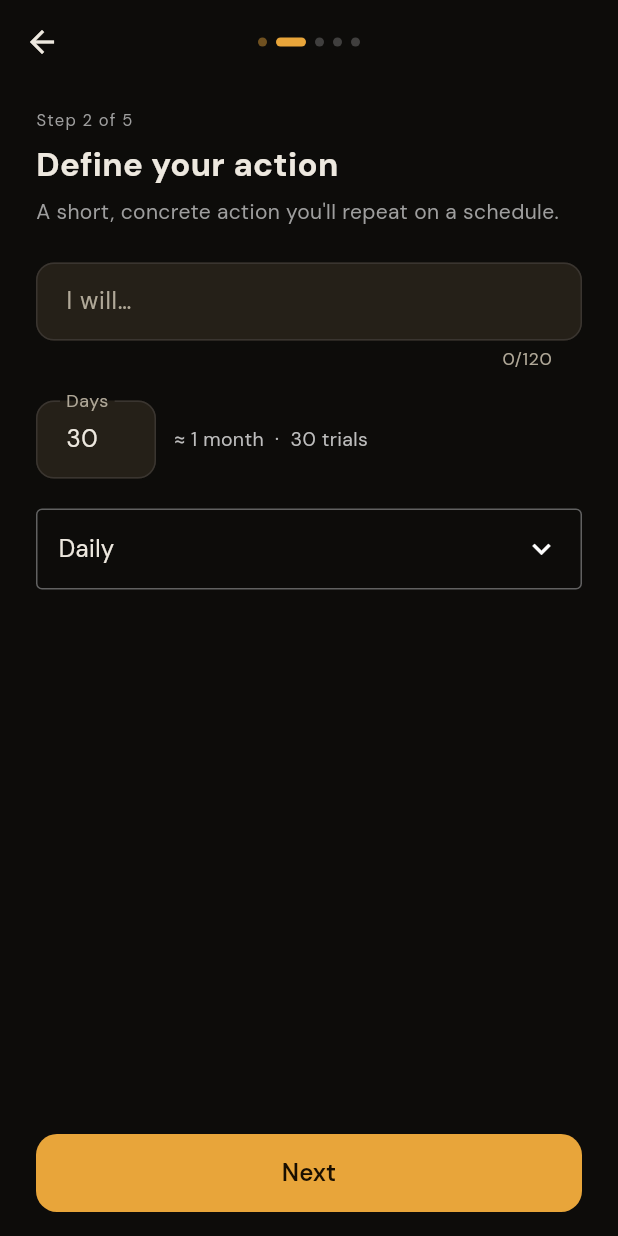
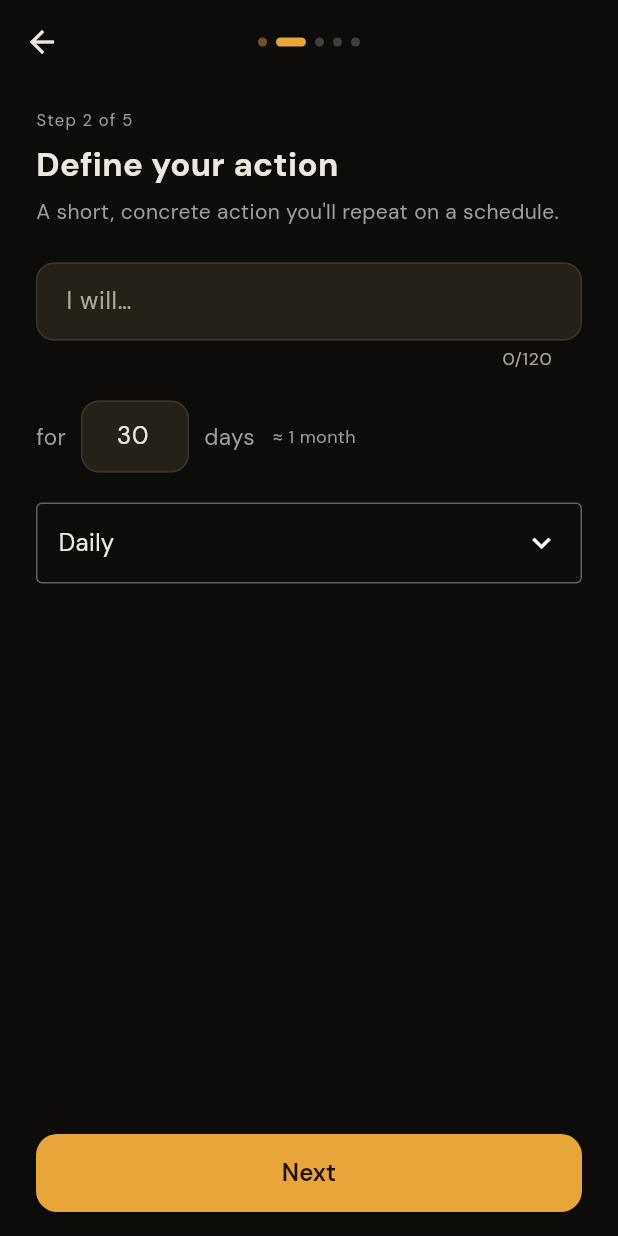
Before and after one commit to jae-ventures/tiny_experiments, a Flutter app: the PactCreationScreen screen opened by its route, after a tap on "Next", on a phone screen of 412 x 824 dp. Run offline on Flutter 3.47's test engine with Material 3 defaults, Android fonts, the phone set to English and light mode, and no system bars; our stand-ins replace drift, drift_flutter, flutter_riverpod, fpdart, freezed_annotation, go_router and 1 more; accounts and stored records are empty; generated files the repository leaves out were written again.

Commit message:
polish: duration language, step 2 flow, check-in states + spec note
- _formatDays: comma → "and" (e.g. "2 weeks and 1 day") in both
  pact_creation_providers.dart and pact_card.dart
- Step 2 duration row restructured to read as a sentence continuation:
  "for [X] days ≈ 1 month" — bridges naturally from "I will…" action field
- Check-in done state: surfaceVariant bg → subtle green tint (15% alpha)
  + soft green glow so completed feels distinct from disabled/not-due
- specs/02_feature_spec_pact.md §14: add open question on unscheduled
  trial logging with Options B/C and hybrid direction noted

Co-Authored-By: Claude Sonnet 4.6 <noreply@anthropic.com>

```diff
--- a/lib/features/pact/presentation/pact_creation_screen.dart
+++ b/lib/features/pact/presentation/pact_creation_screen.dart
@@ -382,20 +382,31 @@ class _Step2PactAction extends ConsumerWidget {
           ),
           const SizedBox(height: 20),
 
-          // Duration row
+          // Duration row — reads as a sentence: "for [X] days ≈ …"
           Row(
+            crossAxisAlignment: CrossAxisAlignment.center,
             children: [
+              Text(
+                'for',
+                style: TextStyle(
+                  fontSize: 15,
+                  color: Colors.grey.shade500,
+                ),
+              ),
+              const SizedBox(width: 10),
               SizedBox(
-                width: 80,
+                width: 72,
                 child: TextField(
                   keyboardType: TextInputType.number,
                   inputFormatters: [
                     FilteringTextInputFormatter.digitsOnly,
                     _MaxValueFormatter(3650),
                   ],
+                  textAlign: TextAlign.center,
                   decoration: InputDecoration(
-                    labelText: 'Days',
                     border: const OutlineInputBorder(),
+                    contentPadding:
+                        const EdgeInsets.symmetric(horizontal: 8, vertical: 12),
                     errorText: showErrors && !form.isDurationValid ? '' : null,
                   ),
                   controller: TextEditingController.fromValue(
@@ -411,15 +422,23 @@ class _Step2PactAction extends ConsumerWidget {
                   },
                 ),
               ),
+              const SizedBox(width: 10),
+              Text(
+                'days',
+                style: TextStyle(
+                  fontSize: 15,
+                  color: Colors.grey.shade500,
+                ),
+              ),
               const SizedBox(width: 12),
               Expanded(
                 child: Text(
                   form.durationLabel.isEmpty
-                      ? '—'
-                      : '≈ ${form.durationLabel}  ·  ${form.durationTrials} ${form.durationTrials == 1 ? 'trial' : 'trials'}',
+                      ? ''
+                      : '≈ ${form.durationLabel}',
                   style: TextStyle(
-                    fontSize: 13,
-                    color: Colors.grey.shade400,
+                    fontSize: 12,
+                    color: Colors.grey.shade500,
                   ),
                 ),
               ),
@@ -805,13 +824,12 @@ class _Step5Review extends ConsumerWidget {
     return _StepScaffold(
       stepLabel: 'Step 5 of 5',
       title: 'Review your experiment',
-      subtitle: 'Everything look right?',
+      subtitle: 'Does this feel right?',
       child: Container(
         padding: const EdgeInsets.all(20),
         decoration: BoxDecoration(
           borderRadius: BorderRadius.circular(16),
-          border: Border.all(
-              color: color.withValues(alpha: 0.35), width: 1.5),
+          border: Border.all(color: color.withValues(alpha: 0.35), width: 1.5),
           color: color.withValues(alpha: 0.06),
           boxShadow: [
             BoxShadow(
@@ -824,74 +842,81 @@ class _Step5Review extends ConsumerWidget {
         child: Column(
           crossAxisAlignment: CrossAxisAlignment.start,
           children: [
-            // Action
+            // ── Commitment sentence ──────────────────────────────────────────
             Row(
+              crossAxisAlignment: CrossAxisAlignment.start,
               children: [
-                Container(
-                  width: 10,
-                  height: 10,
-                  decoration: BoxDecoration(
-                    shape: BoxShape.circle,
-                    color: color.withValues(alpha: 0.85),
+                Padding(
+                  padding: const EdgeInsets.only(top: 3),
+                  child: Container(
+                    width: 8,
+                    height: 8,
+                    decoration: BoxDecoration(
+                      shape: BoxShape.circle,
+                      color: color.withValues(alpha: 0.85),
+                    ),
                   ),
                 ),
                 const SizedBox(width: 10),
                 Expanded(
                   child: Text(
-                    'I will ${form.action.isEmpty ? '—' : form.action.trim()}',
+                    form.commitmentSentence.isEmpty
+                        ? 'I will … every day for …'
+                        : form.commitmentSentence,
                     style: const TextStyle(
-                        fontSize: 16, fontWeight: FontWeight.w600),
+                      fontSize: 17,
+                      fontWeight: FontWeight.w600,
+                      height: 1.35,
+                    ),
                   ),
                 ),
               ],
             ),
+
+            // ── Dates ────────────────────────────────────────────────────────
             const SizedBox(height: 16),
-
-            _ReviewRow(
-              label: 'Cadence',
-              value: _cadenceLabel(form.cadence),
-            ),
-            _ReviewRow(
-              label: 'Duration',
-              value:
-                  '${form.durationLabel} · ${form.durationTrials} trials',
-            ),
+            const Divider(height: 1),
+            const SizedBox(height: 12),
             _ReviewRow(
               label: 'Starts',
               value: dateFormat.format(form.startDate),
             ),
             _ReviewRow(
               label: 'Ends',
-              value: dateFormat.format(form.endDate),
+              value:
+                  '${dateFormat.format(form.endDate)}  ·  ${form.durationTrials} ${form.durationTrials == 1 ? 'trial' : 'trials'}',
             ),
 
+            // ── If/then (optional) ───────────────────────────────────────────
             if (form.ifCondition.trim().isNotEmpty) ...[
-              const SizedBox(height: 8),
+              const SizedBox(height: 12),
               const Divider(height: 1),
-              const SizedBox(height: 8),
-              _ReviewRow(
-                  label: 'If', value: form.ifCondition.trim()),
-              _ReviewRow(
-                  label: 'Then', value: form.thenAction.trim()),
+              const SizedBox(height: 12),
+              _ReviewRow(label: 'If', value: form.ifCondition.trim()),
+              _ReviewRow(label: 'Then', value: form.thenAction.trim()),
             ],
 
+            // ── Hypothesis (optional) ────────────────────────────────────────
             if (form.hypothesis.trim().isNotEmpty) ...[
-              const SizedBox(height: 8),
+              const SizedBox(height: 12),
               const Divider(height: 1),
-              const SizedBox(height: 8),
+              const SizedBox(height: 12),
               Text(
                 '"${form.hypothesis.trim()}"',
                 style: TextStyle(
-                    fontSize: 13,
-                    fontStyle: FontStyle.italic,
-                    color: Colors.grey.shade400),
+                  fontSize: 13,
+                  fontStyle: FontStyle.italic,
+                  color: Colors.grey.shade400,
+                  height: 1.4,
+                ),
               ),
             ],
 
+            // ── Temperature (optional) ───────────────────────────────────────
             if (form.temperature != null) ...[
-              const SizedBox(height: 8),
+              const SizedBox(height: 12),
               const Divider(height: 1),
-              const SizedBox(height: 8),
+              const SizedBox(height: 12),
               _ReviewRow(
                 label: 'Curiosity',
                 value: _temperatureLabel(form.temperature!),
@@ -902,13 +927,6 @@ class _Step5Review extends ConsumerWidget {
       ),
     );
   }
-
-  static String _cadenceLabel(PactCadence c) => switch (c) {
-        PactCadence.daily => 'Daily',
-        PactCadence.weekly => 'Weekly',
-        PactCadence.biweekly => 'Bi-Weekly',
-        PactCadence.monthly => 'Monthly',
-      };
 
   static String _temperatureLabel(CuriosityTemperature t) => switch (t) {
         CuriosityTemperature.cold => '❄️ Cold',
--- a/lib/features/pact/presentation/providers/pact_creation_providers.dart
+++ b/lib/features/pact/presentation/providers/pact_creation_providers.dart
@@ -1,6 +1,7 @@
 import 'package:flutter/material.dart';
 import 'package:flutter_riverpod/flutter_riverpod.dart';
 import 'package:freezed_annotation/freezed_annotation.dart';
+import 'package:intl/intl.dart';
 
 import '../../../../core/theme/app_colors.dart';
 import '../../domain/models/pact.dart';
@@ -71,16 +72,40 @@ abstract class PactFormState with _$PactFormState {
     if (days < 30) {
       final w = days ~/ 7, r = days % 7;
       final s = '$w ${w == 1 ? 'week' : 'weeks'}';
-      return r == 0 ? s : '$s, $r ${r == 1 ? 'day' : 'days'}';
+      return r == 0 ? s : '$s and $r ${r == 1 ? 'day' : 'days'}';
     }
     if (days < 365) {
       final m = days ~/ 30, r = days % 30;
       final s = '$m ${m == 1 ? 'month' : 'months'}';
-      return r == 0 ? s : '$s, $r ${r == 1 ? 'day' : 'days'}';
+      return r == 0 ? s : '$s and $r ${r == 1 ? 'day' : 'days'}';
     }
     final y = days ~/ 365, rm = (days % 365) ~/ 30;
     final s = '$y ${y == 1 ? 'year' : 'years'}';
-    return rm == 0 ? s : '$s, $rm ${rm == 1 ? 'month' : 'months'}';
+    return rm == 0 ? s : '$s and $rm ${rm == 1 ? 'month' : 'months'}';
+  }
+
+  // ── Human-readable commitment sentence ───────────────────────────────────
+
+  /// Returns the day-of-week name for non-daily cadences.
+  /// Uses a fixed Monday-anchored week (Jan 1 2024 = Monday, weekday 1).
+  String _dowName(int dow) =>
+      DateFormat('EEEE').format(DateTime(2024, 1, dow));
+
+  String get _cadencePhrase {
+    final dow = dayOfWeek ?? startDate.weekday;
+    return switch (cadence) {
+      PactCadence.daily => 'every day',
+      PactCadence.weekly => 'every ${_dowName(dow)}',
+      PactCadence.biweekly => 'every other ${_dowName(dow)}',
+      PactCadence.monthly => 'every month',
+    };
+  }
+
+  /// Full commitment sentence shown on the Step 5 review card.
+  /// e.g. "I will build an AI project every Saturday for 3 months"
+  String get commitmentSentence {
+    if (action.trim().isEmpty || durationDays < 1) return '';
+    return 'I will ${action.trim()} $_cadencePhrase for $durationLabel';
   }
 
   // ── Validation ────────────────────────────────────────────────────────────
```
Also changed, not shown: lib/features/dashboard/presentation/widgets/pact_card.dart (+156 -35 lines), 1 other file.
